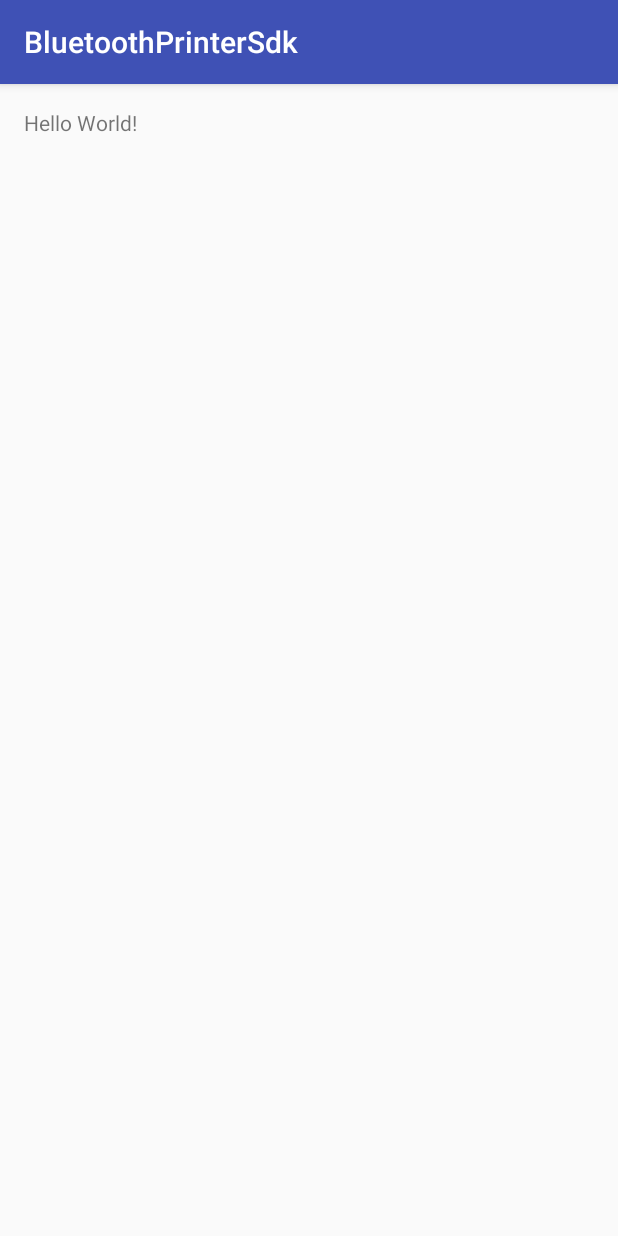
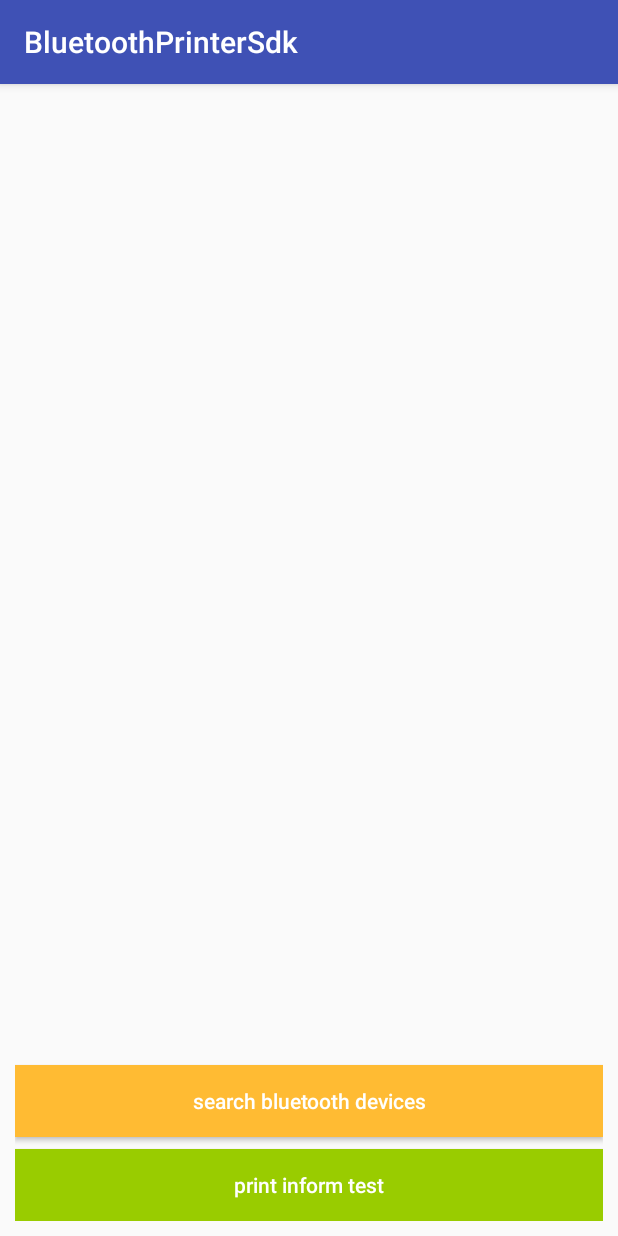
Before and after one commit to superoidlau/BluetoothPrinterSdk, an Android app: the screen it shows after launch (MainActivity), on a phone screen of 412 x 824 dp. Run offline under Robolectric (Android 15) with nearby library versions, the phone set to English and light mode, and no system bars.

Commit message:
add ESC/POS cmd and  sample layout

```diff
--- a/app/src/main/java/com/example/lpc/bluetoothprintersdk/MainActivity.java
+++ b/app/src/main/java/com/example/lpc/bluetoothprintersdk/MainActivity.java
@@ -1,13 +1,44 @@
 package com.example.lpc.bluetoothprintersdk;
 
+import android.content.DialogInterface;
 import android.support.v7.app.AppCompatActivity;
 import android.os.Bundle;
+import android.view.View;
+import android.widget.Button;
+import android.widget.ListView;
 
-public class MainActivity extends AppCompatActivity {
+public class MainActivity extends AppCompatActivity implements View.OnClickListener{
+
+    private ListView mListDevices;
+    private Button mBtnSearchDevices;
 
     @Override
     protected void onCreate(Bundle savedInstanceState) {
         super.onCreate(savedInstanceState);
-        setContentView(R.layout.activity_main);
+        setContentView(R.layout.activity_devices);
+
+        initViews();
+
+        initListener();
+    }
+
+    public void initViews(){
+        mListDevices = (ListView) findViewById(R.id.deviceList);
+        mBtnSearchDevices = (Button) findViewById(R.id.scan);
+    }
+
+    public void initListener(){
+        mBtnSearchDevices.setOnClickListener(this);
+    }
+
+    @Override
+    public void onClick(View v) {
+        switch (v.getId()){
+            //单击进行蓝牙设备的搜索
+            case R.id.scan:
+                break;
+            default:
+                break;
+        }
     }
 }
--- /dev/null
+++ b/app/src/main/res/layout/activity_devices.xml
@@ -0,0 +1,50 @@
+<?xml version="1.0" encoding="utf-8"?>
+<RelativeLayout xmlns:android="http://schemas.android.com/apk/res/android"
+    android:orientation="vertical" android:layout_width="match_parent"
+    android:layout_height="match_parent">
+
+
+    <ListView
+        android:id="@+id/deviceList"
+        android:layout_width="match_parent"
+        android:layout_height="wrap_content"
+        android:layout_above="@+id/someBtn">
+
+    </ListView>
+
+
+    <LinearLayout
+        android:id="@+id/someBtn"
+        android:layout_width="match_parent"
+        android:layout_height="wrap_content"
+        android:orientation="vertical"
+        android:layout_alignParentBottom="true"
+        android:padding="10dp">
+
+        <Button
+            android:id="@+id/scan"
+            android:layout_width="match_parent"
+            android:layout_height="wrap_content"
+            android:layout_marginTop="8dp"
+            android:text="@string/btn_text_search_device"
+            android:textAllCaps="false"
+            android:layout_above="@+id/printTest"
+            android:textColor="@android:color/white"
+            android:background="@android:color/holo_orange_light"/>
+
+        <Button
+            android:id="@+id/printTest"
+            android:layout_width="match_parent"
+            android:layout_height="wrap_content"
+            android:layout_alignParentBottom="true"
+            android:text="@string/btn_text_test_print"
+            android:textAllCaps="false"
+            android:layout_marginTop="8dp"
+            android:textColor="@android:color/white"
+            android:background="@android:color/holo_green_light"/>
+
+    </LinearLayout>
+
+
+
+</RelativeLayout>
--- a/app/src/main/res/values/strings.xml
+++ b/app/src/main/res/values/strings.xml
@@ -1,3 +1,8 @@
 <resources>
     <string name="app_name">BluetoothPrinterSdk</string>
+
+
+
+    <string name="btn_text_search_device">search bluetooth devices</string>
+    <string name="btn_text_test_print">print inform test</string>
 </resources>
--- a/bluetoothsdk/src/main/java/com/example/lpc/bluetoothsdk/listener/DiscoveryDevicesListener.java
+++ b/bluetoothsdk/src/main/java/com/example/lpc/bluetoothsdk/listener/DiscoveryDevicesListener.java
@@ -10,7 +10,7 @@ import java.util.List;
  */
 public interface DiscoveryDevicesListener {
 
-    void startDisconvery();
+    void startDiscovery();
 
     void discoveryNew(BluetoothDevice device);
 
```
Also changed, not shown: app/src/main/res/layout/item_list_device.xml (added, +44 -0 lines), bluetoothsdk/src/main/java/com/example/lpc/bluetoothsdk/BluetoothSdkManager.java (+65 -3 lines), bluetoothsdk/src/main/java/com/example/lpc/bluetoothsdk/util/PrintUtils.java (added, +32 -0 lines).
